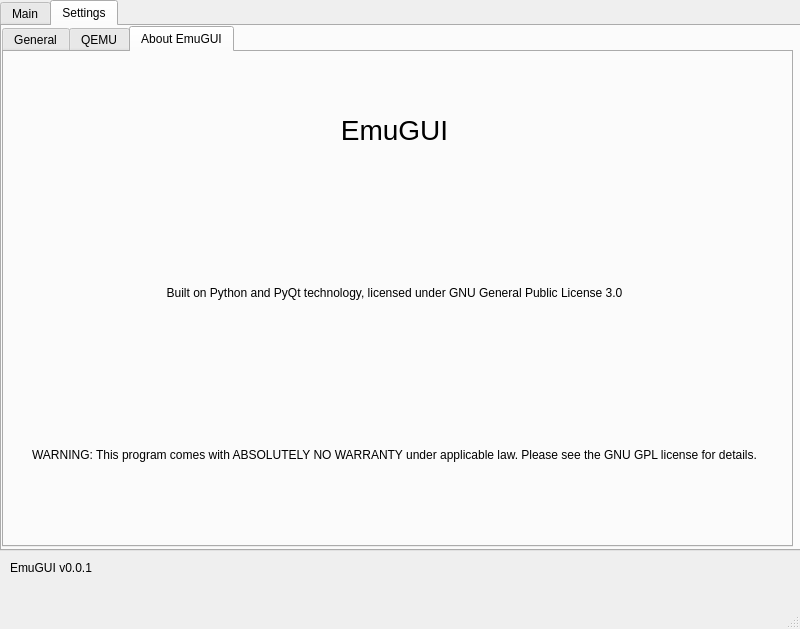
Qt form ui/Main.ui (Tech-FZ/EmuGUI) before a commit.
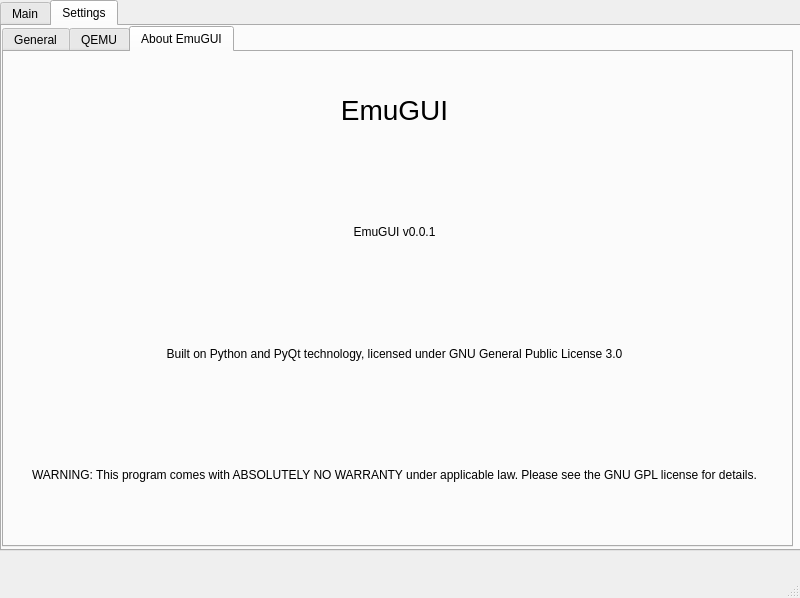
The same form after that commit. The open tabs and pages were chosen to show the change.

What changed in the file:
```diff
--- a/ui/Main.ui
+++ b/ui/Main.ui
@@ -7,7 +7,7 @@
     <x>0</x>
     <y>0</y>
     <width>800</width>
-    <height>629</height>
+    <height>598</height>
    </rect>
   </property>
   <property name="windowTitle">
@@ -401,20 +401,7 @@
             </rect>
            </property>
            <layout class="QGridLayout" name="gridLayout_3">
-            <item row="1" column="0">
-             <widget class="QLabel" name="label_7">
-              <property name="text">
-               <string>Built on Python and PyQt technology, licensed under GNU General Public License 3.0</string>
-              </property>
-              <property name="alignment">
-               <set>Qt::AlignCenter</set>
-              </property>
-              <property name="wordWrap">
-               <bool>true</bool>
-              </property>
-             </widget>
-            </item>
-            <item row="2" column="0">
+            <item row="3" column="0">
              <widget class="QLabel" name="label_10">
               <property name="text">
                <string>WARNING: This program comes with ABSOLUTELY NO WARRANTY under applicable law. Please see the GNU GPL license for details.</string>
@@ -442,6 +429,29 @@
               </property>
              </widget>
             </item>
+            <item row="2" column="0">
+             <widget class="QLabel" name="label_7">
+              <property name="text">
+               <string>Built on Python and PyQt technology, licensed under GNU General Public License 3.0</string>
+              </property>
+              <property name="alignment">
+               <set>Qt::AlignCenter</set>
+              </property>
+              <property name="wordWrap">
+               <bool>true</bool>
+              </property>
+             </widget>
+            </item>
+            <item row="1" column="0">
+             <widget class="QLabel" name="label_8">
+              <property name="text">
+               <string>EmuGUI v0.0.1</string>
+              </property>
+              <property name="alignment">
+               <set>Qt::AlignCenter</set>
+              </property>
+             </widget>
+            </item>
            </layout>
           </widget>
          </widget>
@@ -451,19 +461,6 @@
      </item>
     </layout>
    </widget>
-   <widget class="QLabel" name="label_8">
-    <property name="geometry">
-     <rect>
-      <x>10</x>
-      <y>560</y>
-      <width>781</width>
-      <height>16</height>
-     </rect>
-    </property>
-    <property name="text">
-     <string>EmuGUI v0.0.1</string>
-    </property>
-   </widget>
   </widget>
   <widget class="QMenuBar" name="menubar">
    <property name="geometry">
```
Left out of the diff: 35 changed lines with no effect on the pictures.
